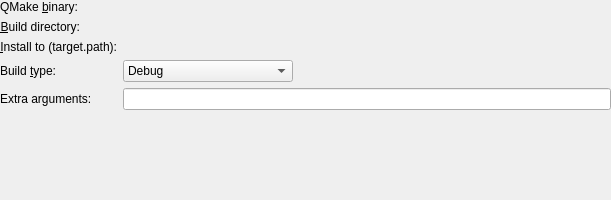
The window that projectmanagers/qmake/qmakebuilddirchooser.ui (KDE/kdevelop) describes before a commit, drawn with Qt 5.
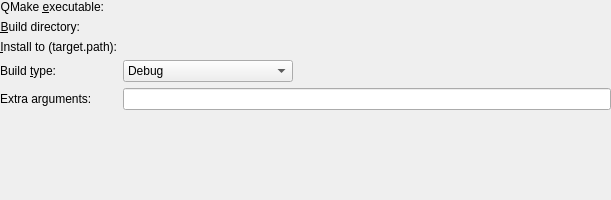
The same window after the commit. Custom widgets are drawn as their Qt base class.

Commit message: Standardize on "Executable" in UI & API, do not mix with "Binary"

```diff
--- a/projectmanagers/qmake/qmakebuilddirchooser.ui
+++ b/projectmanagers/qmake/qmakebuilddirchooser.ui
@@ -26,7 +26,7 @@
    <item row="0" column="0">
     <widget class="QLabel" name="label_5">
      <property name="text">
-      <string>QMake &amp;binary:</string>
+      <string>QMake &amp;executable:</string>
      </property>
      <property name="alignment">
       <set>Qt::AlignRight|Qt::AlignTrailing|Qt::AlignVCenter</set>
```
Left out of the diff: 6 changed lines with no effect on the pictures. The commit also changes 48 other files.
